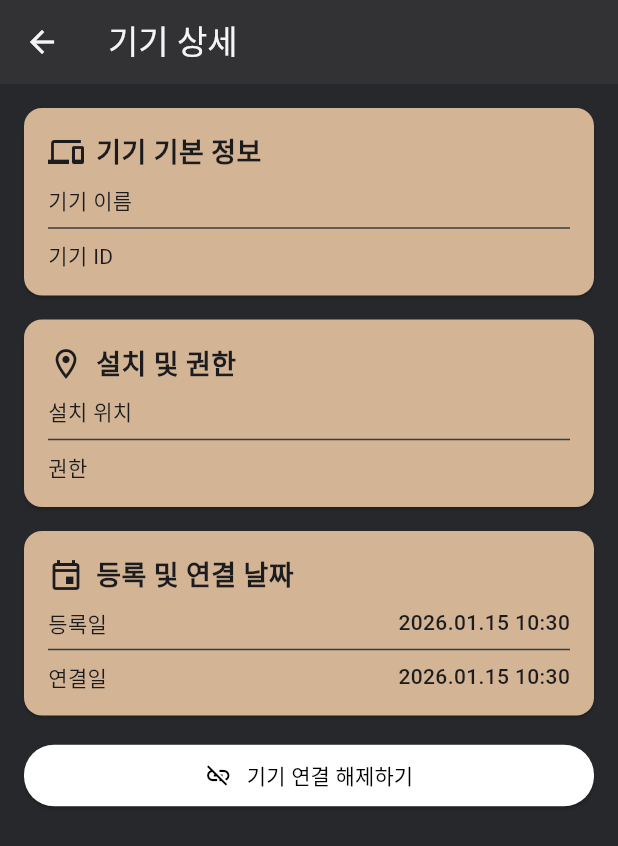
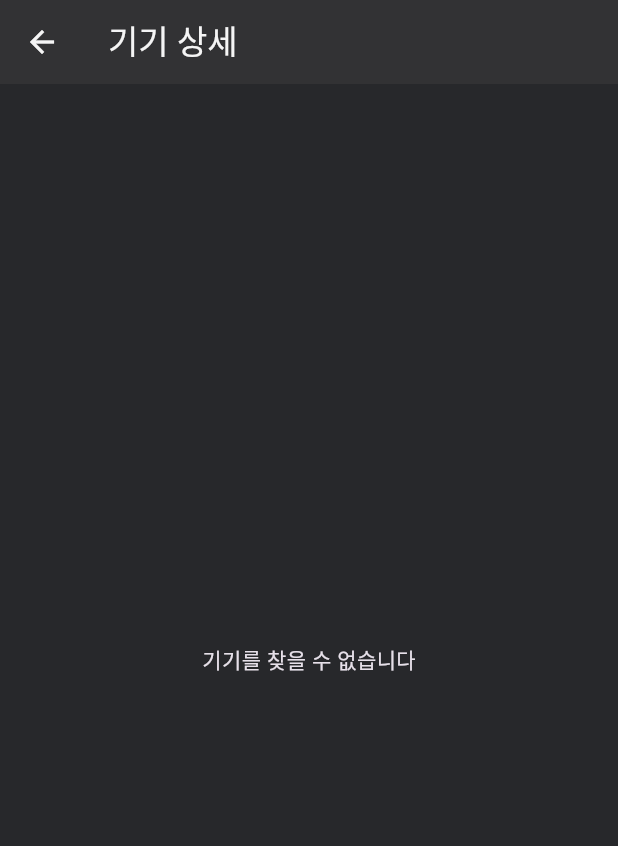
Before and after one commit to niw5924/smart-feeder-remote, a Flutter app: the DeviceDetailScreen screen opened directly with empty values, on a phone screen of 412 x 824 dp. Shown: the top 846 px of the screen. Run offline on Flutter 3.47's test engine with Material 3 defaults, Android fonts, the light colour scheme and no system bars; drawn by our look-alikes of loader_overlay; our stand-ins replace device_info_plus, dio, firebase_auth, firebase_core, flutter_dotenv, flutter_phoenix and 9 more; missing offline and left inert: mqtt_client, wifi_iot; accounts and stored records are empty; generated files the repository leaves out were written again.

Commit message:
refactor: 기기 상세 화면 진입 시 Device → deviceId로 전환

```diff
--- a/lib/app_router.dart
+++ b/lib/app_router.dart
@@ -1,6 +1,5 @@
 import 'package:go_router/go_router.dart';
 
-import 'models/device/device.dart';
 import 'screens/auth/login_screen.dart';
 import 'screens/feed/device_register_screen.dart';
 import 'screens/feed/feed_screen.dart';
@@ -59,8 +58,8 @@ final GoRouter appRouter = GoRouter(
       path: '/device_detail',
       name: 'device_detail',
       builder: (context, state) {
-        final device = state.extra as Device;
-        return DeviceDetailScreen(device: device);
+        final deviceId = state.extra as String;
+        return DeviceDetailScreen(deviceId: deviceId);
       },
     ),
     GoRoute(
--- a/lib/screens/info/my_devices/device_detail_screen.dart
+++ b/lib/screens/info/my_devices/device_detail_screen.dart
@@ -1,23 +1,29 @@
 import 'package:flutter/material.dart';
+import 'package:flutter_riverpod/flutter_riverpod.dart';
+import 'package:smart_feeder_remote/providers/device/device_list_provider.dart';
 
-import '../../../models/device/device.dart';
 import '../../../theme/app_colors.dart';
 import '../../../utils/datetime_utils.dart';
 import '../../../widgets/buttons/app_icon_text_button.dart';
 import '../../../widgets/cards/app_card.dart';
 import '../../../widgets/dialogs/app_confirm_dialog.dart';
 
-class DeviceDetailScreen extends StatelessWidget {
-  final Device device;
+class DeviceDetailScreen extends ConsumerWidget {
+  final String deviceId;
 
-  const DeviceDetailScreen({super.key, required this.device});
+  const DeviceDetailScreen({super.key, required this.deviceId});
 
   @override
-  Widget build(BuildContext context) {
+  Widget build(BuildContext context, WidgetRef ref) {
+    final devices = ref.watch(deviceListProvider);
+    final device = devices.where((d) => d.deviceId == deviceId).firstOrNull;
+
     return Scaffold(
       appBar: AppBar(title: const Text('기기 상세')),
       body: SafeArea(
-        child: ListView(
+        child: device == null
+            ? const Center(child: Text('기기를 찾을 수 없습니다'))
+            : ListView(
                 padding: const EdgeInsets.all(16),
                 children: [
                   _SectionCard(
--- a/lib/screens/info/my_devices/my_devices_screen.dart
+++ b/lib/screens/info/my_devices/my_devices_screen.dart
@@ -32,7 +32,7 @@ class MyDevicesScreen extends ConsumerWidget {
                       title: device.deviceName,
                       subtitle: '${device.deviceId} • ${device.location}',
                       onTap: () {
-                        context.push('/device_detail', extra: device);
+                        context.push('/device_detail', extra: device.deviceId);
                       },
                     ),
                   );
```
Lines whose indentation alone changed are shown as unchanged.
